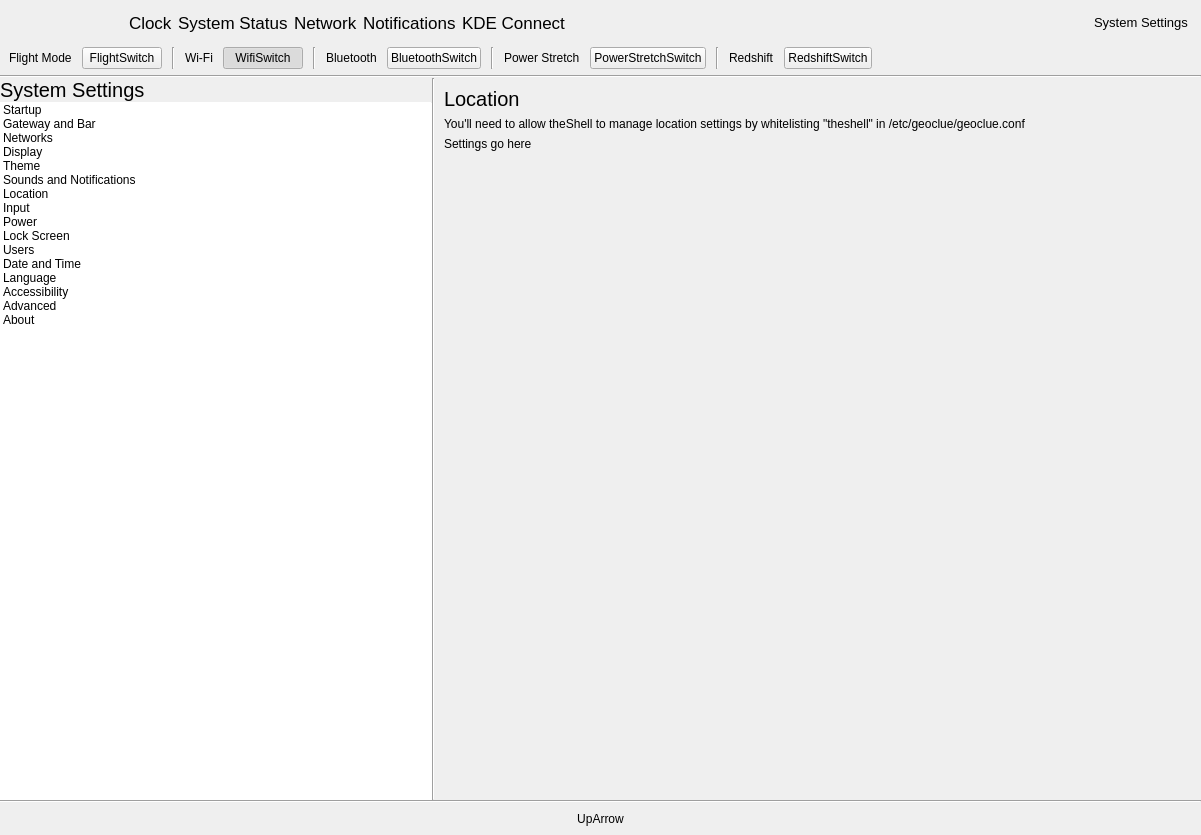
First picture: the form in shell/infopanedropdown.ui, repository vicr123/theshell, before the edit.
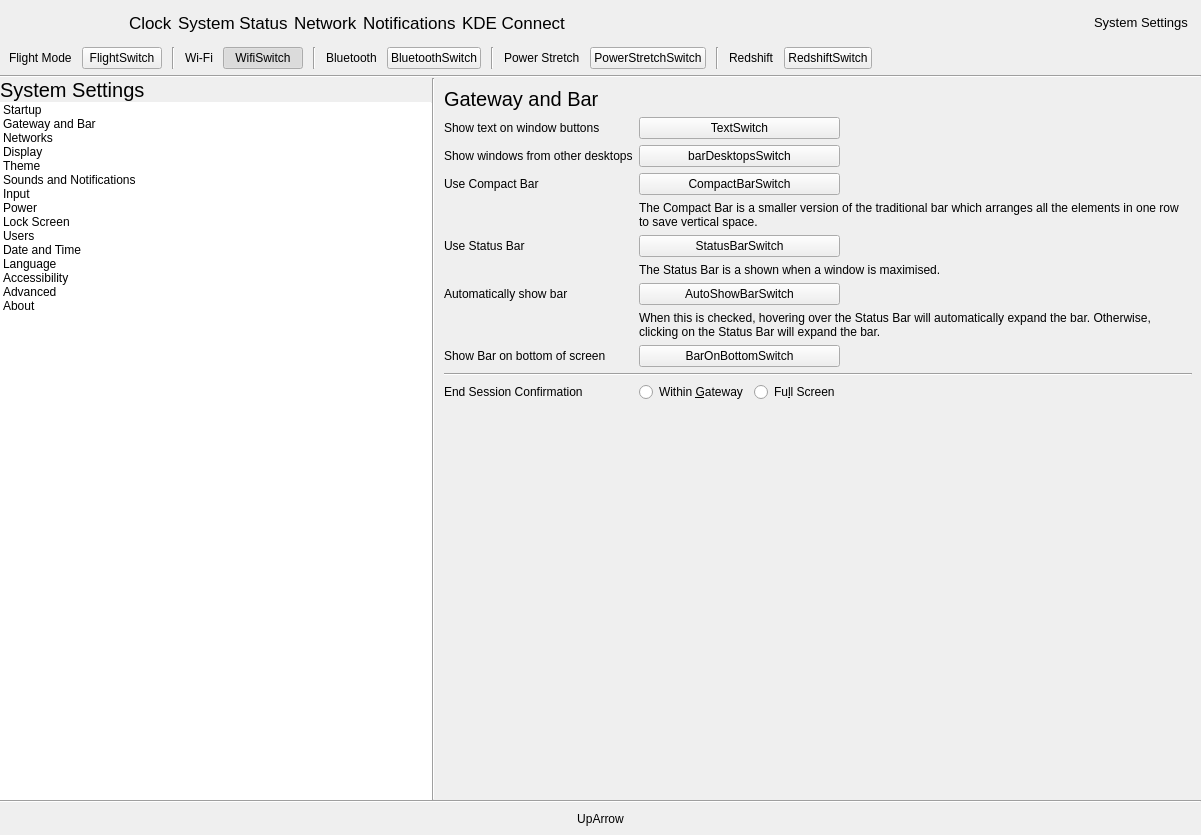
Second picture: the form after the edit. The open tabs and pages were chosen to show the change. Icons and pictures are not drawn. Custom widgets are drawn as their Qt base class.

The edit to the form file:
```diff
--- a/shell/infopanedropdown.ui
+++ b/shell/infopanedropdown.ui
@@ -2049,15 +2049,6 @@
                    <normaloff>.</normaloff>.</iconset>
                  </property>
                 </item>
-                <item>
-                 <property name="text">
-                  <string>Location</string>
-                 </property>
-                 <property name="icon">
-                  <iconset theme="preferences-system-geolocation">
-                   <normaloff>.</normaloff>.</iconset>
-                 </property>
-                </item>
                 <item>
                  <property name="text">
                   <string>Input</string>
@@ -3482,73 +3473,6 @@
               </item>
              </layout>
             </widget>
-            <widget class="QWidget" name="page_18">
-             <layout class="QVBoxLayout" name="verticalLayout_17">
-              <item>
-               <widget class="QLabel" name="displayLabel_3">
-                <property name="font">
-                 <font>
-                  <pointsize>15</pointsize>
-                 </font>
-                </property>
-                <property name="text">
-                 <string>Location</string>
-                </property>
-               </widget>
-              </item>
-              <item>
-               <widget class="QLabel" name="locationRequireAuthLabel">
-                <property name="text">
-                 <string>You'll need to allow theShell to manage location settings by whitelisting &quot;theshell&quot; in /etc/geoclue/geoclue.conf</string>
-                </property>
-               </widget>
-              </item>
-              <item>
-               <widget class="QFrame" name="locationFrame">
-                <property name="frameShape">
-                 <enum>QFrame::NoFrame</enum>
-                </property>
-                <property name="frameShadow">
-                 <enum>QFrame::Raised</enum>
-                </property>
-                <layout class="QGridLayout" name="gridLayout_23">
-                 <property name="leftMargin">
-                  <number>0</number>
-                 </property>
-                 <property name="topMargin">
-                  <number>0</number>
-                 </property>
-                 <property name="rightMargin">
-                  <number>0</number>
-                 </property>
-                 <property name="bottomMargin">
-                  <number>0</number>
-                 </property>
-                 <item row="0" column="0">
-                  <widget class="QLabel" name="label_97">
-                   <property name="text">
-                    <string>Settings go here</string>
-                   </property>
-                  </widget>
-                 </item>
-                 <item row="1" column="0">
-                  <spacer name="verticalSpacer_10">
-                   <property name="orientation">
-                    <enum>Qt::Vertical</enum>
-                   </property>
-                   <property name="sizeHint" stdset="0">
-                    <size>
-                     <width>20</width>
-                     <height>40</height>
-                    </size>
-                   </property>
-                  </spacer>
-                 </item>
-                </layout>
-               </widget>
-              </item>
-             </layout>
-            </widget>
             <widget class="QWidget" name="InputSettings">
              <layout class="QGridLayout" name="gridLayout_6">
               <item row="2" column="0">
```
Left out of the diff: 22 changed lines with no effect on the pictures.
